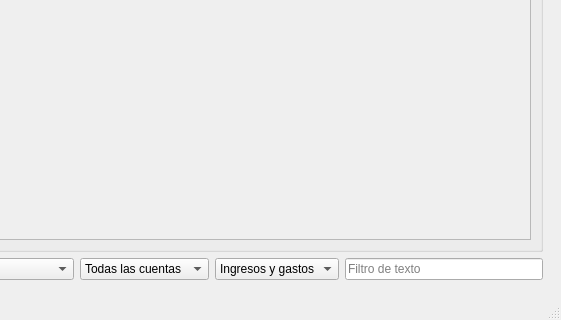
eboladev/moneydero, file ui/moneydero.ui: the form before one commit; both pictures show x 315 to 876 and y 280 to 600 of the 876 by 600 pixel window.
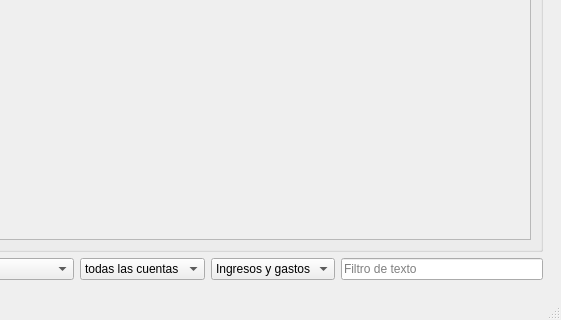
The form after the commit.

```diff
--- a/ui/moneydero.ui
+++ b/ui/moneydero.ui
@@ -276,7 +276,7 @@
              <widget class="QComboBox" name="combo_cuenta">
               <item>
                <property name="text">
-                <string>Todas las cuentas</string>
+                <string>todas las cuentas</string>
                </property>
               </item>
              </widget>
```
